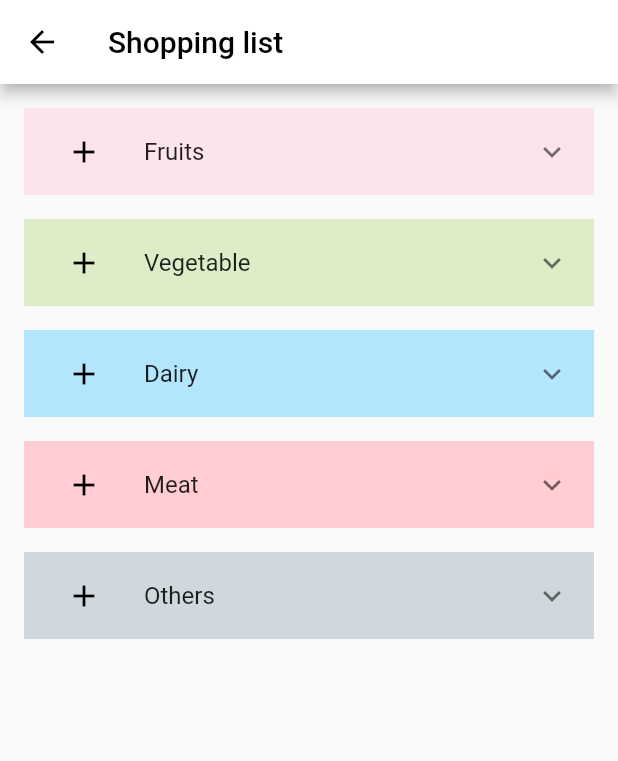
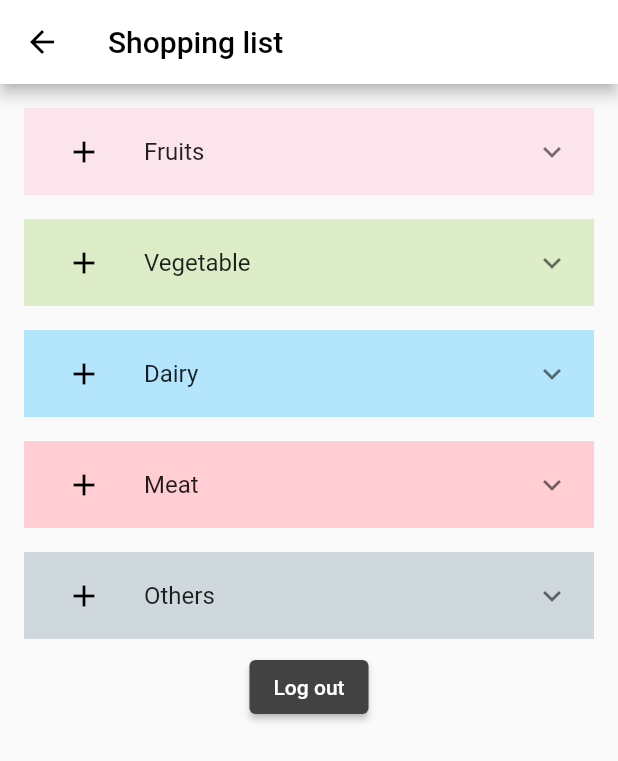
Before and after one commit to juliakowalikk/listify, a Flutter app: the ListPage screen opened directly, on a phone screen of 412 x 824 dp. Shown: the top 761 px of the screen. Run offline on Flutter 3.47's test engine with Material 2 defaults, Android fonts, the phone set to English and light mode, and no system bars; our stand-ins replace bloc, cloud_firestore, equatable, firebase_auth, firebase_core, flutter_bloc and 1 more; accounts and stored records are empty; generated files the repository leaves out were written again.

Commit message:
Project structure refractor

```diff
--- a/lib/models/product_model.dart
+++ b/lib/domain/models/product_model.dart
@@ -1,5 +1,5 @@
 import 'package:equatable/equatable.dart';
-import 'package:listify/models/my_category_model.dart';
+import 'package:listify/domain/models/listify_category_model.dart';
 
 class Product extends Equatable {
   final String id;
--- a/lib/main.dart
+++ b/lib/main.dart
@@ -4,9 +4,9 @@ import 'package:flutter/material.dart';
 import 'package:flutter_bloc/flutter_bloc.dart';
 import 'package:flutter_gen/gen_l10n/app_localizations.dart';
 import 'package:flutter_localizations/flutter_localizations.dart';
-import 'package:listify/pages/registration_page/registration_page.dart';
+import 'package:listify/presentation/pages/list/cubit/list_cubit.dart';
+import 'package:listify/presentation/pages/sign_in/sign_in_page.dart';
 
-import 'cubits/list_cubit.dart';
 import 'firebase_options.dart';
 
 bool shouldUseFirestoreEmulator = false;
@@ -33,7 +33,7 @@ void main() async {
         supportedLocales: [
           Locale('en'),
         ],
-        home: RegistrationPage(),
+        home: SignIn(),
       ),
     ),
   );
--- a/lib/pages/list_page/list_page.dart
+++ /dev/null
@@ -1,30 +0,0 @@
-import 'package:flutter/material.dart';
-import 'package:flutter_gen/gen_l10n/app_localizations.dart';
-import 'package:listify/pages/list_page/widgets/list_view_tile.dart';
-
-class ListPage extends StatefulWidget {
-  const ListPage({super.key});
-
-  @override
-  State<ListPage> createState() => _ListPageState();
-}
-
-class _ListPageState extends State<ListPage> {
-  @override
-  Widget build(BuildContext context) {
-    return Scaffold(
-      appBar: AppBar(
-        iconTheme: const IconThemeData(color: Colors.black),
-        backgroundColor: Colors.white,
-        title: Text(
-          Strings.of(context).listPageAppBarTitle,
-          style: const TextStyle(color: Colors.black),
-        ),
-      ),
-      body: const Padding(
-        padding: EdgeInsets.all(8.0),
-        child: ListViewTile(),
-      ),
-    );
-  }
-}
--- a/lib/cubits/list_cubit.dart
+++ b/lib/presentation/pages/list/cubit/list_cubit.dart
@@ -1,7 +1,9 @@
 import 'package:bloc/bloc.dart';
 import 'package:cloud_firestore/cloud_firestore.dart';
+import 'package:firebase_auth/firebase_auth.dart';
 import 'package:freezed_annotation/freezed_annotation.dart';
-import 'package:listify/models/product_model.dart';
+import 'package:listify/domain/models/product_model.dart';
+import 'package:uuid/uuid.dart';
 
 part 'list_cubit.freezed.dart';
 part 'list_state.dart';
@@ -10,11 +12,18 @@ class ListCubit extends Cubit<ListState> {
   ListCubit() : super(const ListState.loaded([]));
 
   final List<Product> productList = [];
+  var uuid = const Uuid();
+  CollectionReference usersDb = FirebaseFirestore.instance.collection('users');
+
   CollectionReference productsDb =
       FirebaseFirestore.instance.collection('products');
 
   void addToList(Product product, String nameOfProduct) async {
-    productsDb.doc(product.id).set({'nameOfProduct': nameOfProduct});
+    // productsDb.doc(product.id).set({'nameOfProduct': nameOfProduct});
+
+    final x = FirebaseAuth.instance.currentUser;
+    final userid = x?.uid;
+    usersDb.doc(userid).set({'name': nameOfProduct});
     productList.add(product);
     emit(const ListState.idle());
     emit(ListState.loaded(productList));
@@ -28,6 +37,8 @@ class ListCubit extends Cubit<ListState> {
   }
 }
 
+//kolekcja users => dokument z id usera => kolekcja products => dokumenty z produktami
+
 //usuwa wszystko
 // productsDb.snapshots().forEach((element) {
 //   for (QueryDocumentSnapshot snapshot in element.docs) {
--- /dev/null
+++ b/lib/presentation/pages/list/list_page.dart
@@ -0,0 +1,41 @@
+import 'package:firebase_auth/firebase_auth.dart';
+import 'package:flutter/material.dart';
+import 'package:flutter_gen/gen_l10n/app_localizations.dart';
+import 'package:listify/presentation/pages/list/widgets/list_view_tile.dart';
+
+class ListPage extends StatefulWidget {
+  const ListPage({super.key});
+
+  @override
+  State<ListPage> createState() => _ListPageState();
+}
+
+class _ListPageState extends State<ListPage> {
+  @override
+  Widget build(BuildContext context) => Scaffold(
+        appBar: AppBar(
+          iconTheme: const IconThemeData(color: Colors.black),
+          backgroundColor: Colors.white,
+          title: Text(
+            Strings.of(context).listPageAppBarTitle,
+            style: const TextStyle(color: Colors.black),
+          ),
+        ),
+        body: Padding(
+          padding: const EdgeInsets.all(8.0),
+          child: Column(
+            children: [
+              const ListViewTile(),
+              ElevatedButton(
+                style: ElevatedButton.styleFrom(
+                    backgroundColor: Colors.grey.shade800),
+                onPressed: () => FirebaseAuth.instance
+                    .signOut()
+                    .then((value) => Navigator.pop(context)),
+                child: const Text('Log out'),
+              )
+            ],
+          ),
+        ),
+      );
+}
--- a/lib/pages/list_page/widgets/list_view_tile.dart
+++ b/lib/presentation/pages/list/widgets/list_view_tile.dart
@@ -1,9 +1,9 @@
 import 'package:flutter/material.dart';
 import 'package:flutter_bloc/flutter_bloc.dart';
 import 'package:flutter_gen/gen_l10n/app_localizations.dart';
-import 'package:listify/cubits/list_cubit.dart';
-import 'package:listify/models/my_category_model.dart';
-import 'package:listify/models/product_model.dart';
+import 'package:listify/domain/models/listify_category_model.dart';
+import 'package:listify/domain/models/product_model.dart';
+import 'package:listify/presentation/pages/list/cubit/list_cubit.dart';
 import 'package:uuid/uuid.dart';
 
 class ListViewTile extends StatefulWidget {
--- /dev/null
+++ b/lib/presentation/pages/registration/cubit/registration_state.dart
@@ -0,0 +1,6 @@
+part of 'registration_cubit.dart';
+
+@freezed
+class RegistrationState with _$RegistrationState {
+  const factory RegistrationState.initial() = _Initial;
+}
--- /dev/null
+++ b/lib/presentation/pages/sign_in/cubit/sign_in_state.dart
@@ -0,0 +1,6 @@
+part of 'sign_in_cubit.dart';
+
+@freezed
+class LoginState with _$LoginState {
+  const factory LoginState.initial() = _Initial;
+}
```
Also changed, not shown: lib/pages/login_page/login_page.dart (deleted, +0 -75 lines), lib/presentation/pages/registration/cubit/registration_cubit.dart (added, +9 -0 lines), lib/presentation/pages/registration/registration_page.dart (renamed from lib/pages/registration_page/registration_page.dart, +25 -15 lines), lib/presentation/pages/sign_in/cubit/sign_in_cubit.dart (added, +24 -0 lines), lib/presentation/pages/sign_in/sign_in_page.dart (added, +93 -0 lines), lib/domain/models/listify_category_model.dart (renamed from lib/models/my_category_model.dart), lib/presentation/pages/list/cubit/list_cubit.freezed.dart (renamed from lib/cubits/list_cubit.freezed.dart), lib/presentation/pages/list/cubit/list_state.dart (renamed from lib/cubits/list_state.dart), lib/presentation/pages/registration/cubit/registration_cubit.freezed.dart (added), lib/presentation/pages/sign_in/cubit/sign_in_cubit.freezed.dart (added), lib/presentation/pages/sign_in/widgets/login_body.dart (renamed from lib/pages/login_page/widgets/login_body.dart), lib/presentation/widgets/listify_text_field.dart (renamed from lib/pages/user_text_field.dart), 2 other files.
